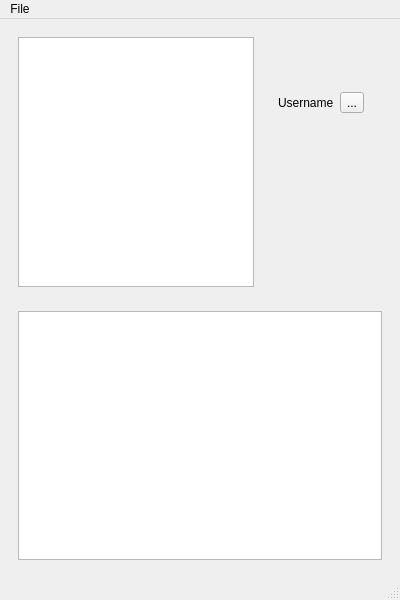
First picture: the form in mainwindow.ui, repository angelleon/duqto, before the edit.
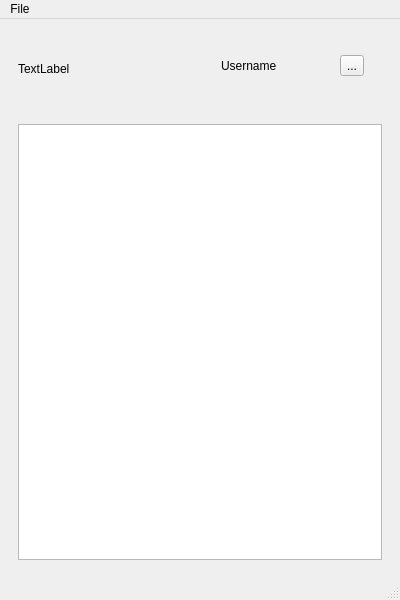
Second picture: the form after the edit.

Commit message:
added init methods
added constructor implementation

added init slot

Patch:
```diff
--- a/mainwindow.ui
+++ b/mainwindow.ui
@@ -19,7 +19,11 @@
      <widget class="QWidget" name="widget" native="true">
       <layout class="QHBoxLayout" name="horizontalLayout">
        <item>
-        <widget class="QGraphicsView" name="graphicsView"/>
+        <widget class="QLabel" name="lbl_profile_pic">
+         <property name="text">
+          <string>TextLabel</string>
+         </property>
+        </widget>
        </item>
        <item>
         <widget class="QWidget" name="widget_3" native="true">
```
The commit also changes 2 other files.
